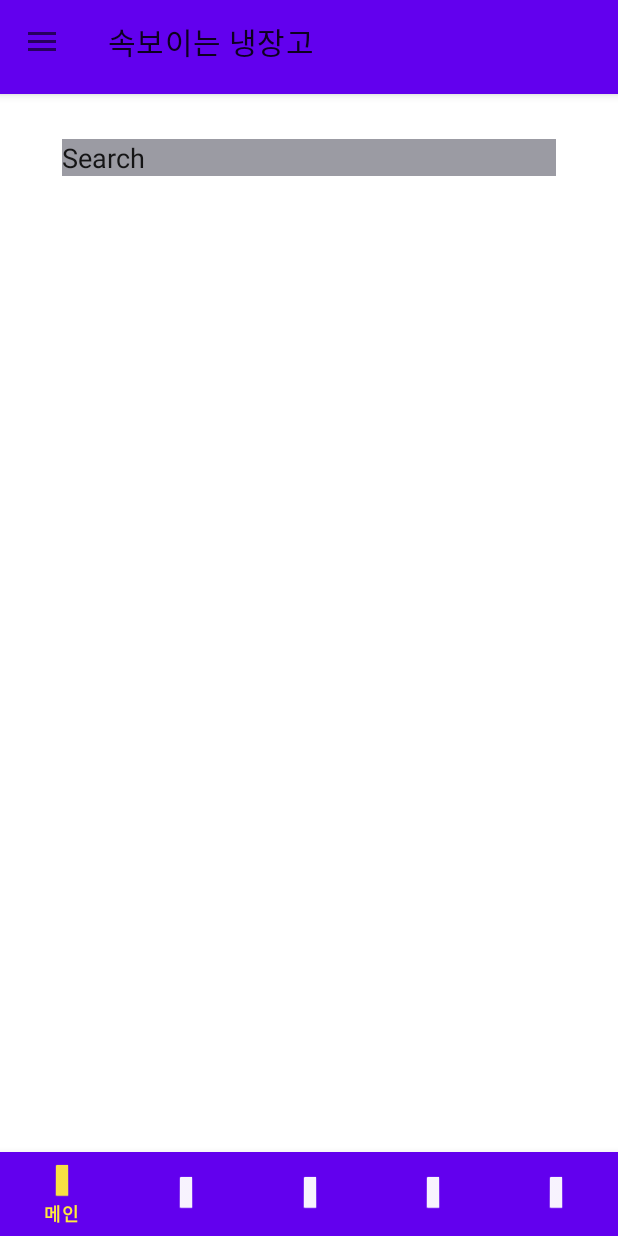
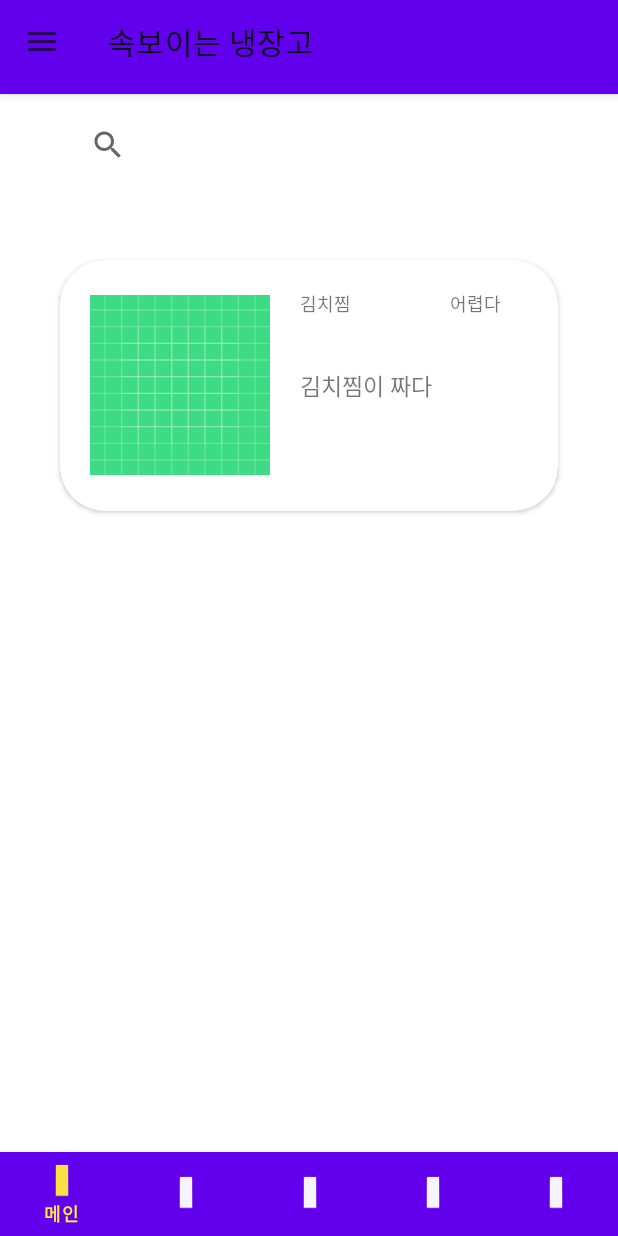
Before and after one commit to meerkatjin/ateam_app, an Android app: the fragment RecipeFragment placed in its activity, on a phone screen of 412 x 824 dp. Run offline under Robolectric (Android 15) with nearby library versions, the phone set to English and light mode, and no system bars.

Commit message:
레시피 리스트 추가

```diff
--- a/Ateam_app/app/src/main/java/com/example/ateam_app/MangeTipPackage/ManageTipAddapter.java
+++ b/Ateam_app/app/src/main/java/com/example/ateam_app/MangeTipPackage/ManageTipAddapter.java
@@ -38,7 +38,7 @@ public class ManageTipAddapter extends RecyclerView.Adapter<ManageTipAddapter.Cu
     }
 
 
-    //추가 될떄 생명주기
+    //추가 될 때 생명주기
     @Override
     public void onBindViewHolder(@NonNull ManageTipAddapter.CustomViewHolder holder, int position) {
         holder.manage_tip_img.setImageResource(dtos.get(position).getManage_tip_img());
--- a/Ateam_app/app/src/main/java/com/example/ateam_app/MangeTipPackage/ManageTipFragment.java
+++ b/Ateam_app/app/src/main/java/com/example/ateam_app/MangeTipPackage/ManageTipFragment.java
@@ -28,9 +28,8 @@ public class ManageTipFragment extends Fragment  {
     private ManagaeDTO dto;
     private ArrayList<ManagaeDTO> dtos;
     private RecyclerView recyclerView;
-    private RecyclerView.Adapter mAdapter;
     private RecyclerView.LayoutManager mLayoutManager;
-    private LinearLayoutManager linearLayoutManager;
+
 
 
     public ManageTipFragment() {
@@ -52,7 +51,7 @@ public class ManageTipFragment extends Fragment  {
     public View onCreateView(LayoutInflater inflater, ViewGroup container,
                              Bundle savedInstanceState) {
 
-        ViewGroup viewGroup = (ViewGroup) inflater.inflate(R.layout.fragment_manage_tip, container, false);
+             ViewGroup viewGroup = (ViewGroup) inflater.inflate(R.layout.fragment_manage_tip, container, false);
 
 
 
@@ -67,7 +66,7 @@ public class ManageTipFragment extends Fragment  {
             addapter = new ManageTipAddapter(dtos);
             recyclerView.setAdapter(addapter);
 
-            Button manage_tip_btn = viewGroup.findViewById(R.id.manage_tip_btn);
+
 
             dto = new ManagaeDTO("봄", "봄에는 굽네 치킨먹으로 가자", R.drawable.ic_launcher_background);
             dtos.add(dto);
--- a/Ateam_app/app/src/main/java/com/example/ateam_app/RecipeFragment.java
+++ /dev/null
@@ -1,64 +0,0 @@
-package com.example.ateam_app;
-
-import android.os.Bundle;
-
-import androidx.fragment.app.Fragment;
-
-import android.view.LayoutInflater;
-import android.view.View;
-import android.view.ViewGroup;
-
-/**
- * A simple {@link Fragment} subclass.
- * Use the {@link RecipeFragment#newInstance} factory method to
- * create an instance of this fragment.
- */
-public class RecipeFragment extends Fragment {
-
-    // TODO: Rename parameter arguments, choose names that match
-    // the fragment initialization parameters, e.g. ARG_ITEM_NUMBER
-    private static final String ARG_PARAM1 = "param1";
-    private static final String ARG_PARAM2 = "param2";
-
-    // TODO: Rename and change types of parameters
-    private String mParam1;
-    private String mParam2;
-
-    public RecipeFragment() {
-        // Required empty public constructor
-    }
-
-    /**
-     * Use this factory method to create a new instance of
-     * this fragment using the provided parameters.
-     *
-     * @param param1 Parameter 1.
-     * @param param2 Parameter 2.
-     * @return A new instance of fragment RecipeFragment.
-     */
-    // TODO: Rename and change types and number of parameters
-    public static RecipeFragment newInstance(String param1, String param2) {
-        RecipeFragment fragment = new RecipeFragment();
-        Bundle args = new Bundle();
-        args.putString(ARG_PARAM1, param1);
-        args.putString(ARG_PARAM2, param2);
-        fragment.setArguments(args);
-        return fragment;
-    }
-
-    @Override
-    public void onCreate(Bundle savedInstanceState) {
-        super.onCreate(savedInstanceState);
-        if (getArguments() != null) {
-            mParam1 = getArguments().getString(ARG_PARAM1);
-            mParam2 = getArguments().getString(ARG_PARAM2);
-        }
-    }
-
-    @Override
-    public View onCreateView(LayoutInflater inflater, ViewGroup container,
-                             Bundle savedInstanceState) {
-        // Inflate the layout for this fragment
-        return inflater.inflate(R.layout.fragment_recipe, container, false);
-    }
-}
--- /dev/null
+++ b/Ateam_app/app/src/main/java/com/example/ateam_app/RecipiFragment/RecipeAddapter.java
@@ -0,0 +1,67 @@
+package com.example.ateam_app.RecipiFragment;
+
+import android.view.LayoutInflater;
+import android.view.View;
+import android.view.ViewGroup;
+import android.widget.ImageView;
+import android.widget.TextView;
+
+import androidx.annotation.NonNull;
+import androidx.recyclerview.widget.RecyclerView;
+
+import com.example.ateam_app.R;
+
+import java.util.ArrayList;
+
+public class RecipeAddapter extends RecyclerView.Adapter<RecipeAddapter.CustomViewHolder> {
+    private ArrayList<RecipeDTO> dtos;
+
+    public RecipeAddapter(ArrayList<RecipeDTO> dtos) {
+        this.dtos = dtos;
+    }
+
+    //생성주기
+    @NonNull
+    @Override
+    public CustomViewHolder onCreateViewHolder(@NonNull ViewGroup parent, int viewType) {
+        View view = LayoutInflater.from(parent.getContext()).inflate(R.layout.fragment_recipe_item, parent, false);
+        CustomViewHolder holder = new CustomViewHolder(view);
+
+        return holder;
+    }
+
+    //추가 될 때 생명주기
+    @Override
+    public void onBindViewHolder(@NonNull CustomViewHolder holder, int position) {
+        holder.recipe_nm_ko.setText(dtos.get(position).getRecipe_nm_ko());
+        holder.sumry.setText(dtos.get(position).getSumry());
+        holder.level_nm.setText(dtos.get(position).getLevel_nm());
+        holder.img_url.setImageResource(dtos.get(position).getImg_url());
+
+        //레시피 클릭하면 레시피 서브로 이동
+
+
+    }
+
+    @Override
+    public int getItemCount() {
+        return (null != dtos ? dtos.size() : 0);
+    }
+
+    public class CustomViewHolder extends RecyclerView.ViewHolder {
+        protected TextView recipe_nm_ko;
+        protected TextView sumry;
+        protected TextView level_nm;
+        protected ImageView img_url;
+
+
+        public CustomViewHolder(@NonNull View itemView) {
+            super(itemView);
+            this.recipe_nm_ko  = (TextView) itemView.findViewById(R.id.recipe_nm_ko);
+            this.sumry = (TextView) itemView.findViewById(R.id.sumry);
+            this.level_nm = (TextView) itemView.findViewById(R.id.level_nm);
+            this.img_url = (ImageView) itemView.findViewById(R.id.img_url);
+
+        }
+    }
+}
--- /dev/null
+++ b/Ateam_app/app/src/main/java/com/example/ateam_app/RecipiFragment/RecipeDTO.java
@@ -0,0 +1,47 @@
+package com.example.ateam_app.RecipiFragment;
+
+public class RecipeDTO {
+    String recipe_nm_ko;     //레시피 제목
+    String sumry;            //간략소개
+    String level_nm;         //난이도
+    int img_url;             //대표 이미지 주소
+
+    public RecipeDTO(String recipe_nm_ko, String sumry, String level_nm, int img_url) {
+        this.recipe_nm_ko = recipe_nm_ko;
+        this.sumry = sumry;
+        this.level_nm = level_nm;
+        this.img_url = img_url;
+    }
+
+    public String getRecipe_nm_ko() {
+        return recipe_nm_ko;
+    }
+
+    public void setRecipe_nm_ko(String recipe_nm_ko) {
+        this.recipe_nm_ko = recipe_nm_ko;
+    }
+
+    public String getSumry() {
+        return sumry;
+    }
+
+    public void setSumry(String sumry) {
+        this.sumry = sumry;
+    }
+
+    public String getLevel_nm() {
+        return level_nm;
+    }
+
+    public void setLevel_nm(String level_nm) {
+        this.level_nm = level_nm;
+    }
+
+    public int getImg_url() {
+        return img_url;
+    }
+
+    public void setImg_url(int img_url) {
+        this.img_url = img_url;
+    }
+}
--- /dev/null
+++ b/Ateam_app/app/src/main/java/com/example/ateam_app/RecipiFragment/RecipeFragment.java
@@ -0,0 +1,69 @@
+package com.example.ateam_app.RecipiFragment;
+
+import android.content.Context;
+import android.os.Bundle;
+
+import androidx.fragment.app.Fragment;
+import androidx.recyclerview.widget.LinearLayoutManager;
+import androidx.recyclerview.widget.RecyclerView;
+
+import android.view.LayoutInflater;
+import android.view.View;
+import android.view.ViewGroup;
+
+import com.example.ateam_app.MangeTipPackage.ManagaeDTO;
+import com.example.ateam_app.MangeTipPackage.ManageTipAddapter;
+import com.example.ateam_app.R;
+
+import java.util.ArrayList;
+
+
+public class RecipeFragment extends Fragment {
+    private RecipeAddapter addapter;
+    private RecipeDTO dto;
+    private ArrayList<RecipeDTO> dtos;
+    private RecyclerView recyclerView;
+    private RecyclerView.LayoutManager mLayoutManager;
+
+
+
+
+    @Override
+    public void onCreate(Bundle savedInstanceState) {
+        super.onCreate(savedInstanceState);
+
+
+
+
+    }
+
+    @Override
+    public View onCreateView(LayoutInflater inflater, ViewGroup container,
+                             Bundle savedInstanceState) {
+
+        ViewGroup viewGroup = (ViewGroup) inflater.inflate(R.layout.fragment_recipe, container, false);
+        Context context = viewGroup.getContext();
+        recyclerView = (RecyclerView) viewGroup.findViewById(R.id.recipeRecycleView);
+
+        mLayoutManager = new LinearLayoutManager(context);
+        recyclerView.setLayoutManager(mLayoutManager);
+
+        dtos = new ArrayList<>();
+
+        addapter = new RecipeAddapter(dtos);
+        recyclerView.setAdapter(addapter);
+
+
+        dto = new RecipeDTO("김치찜", "김치찜이 짜다", "어렵다", R.drawable.ic_launcher_background);
+        dtos.add(dto);
+        addapter.notifyDataSetChanged();
+
+
+
+
+
+        return viewGroup;
+    }
+
+
+}
--- a/Ateam_app/app/src/main/res/layout/fragment_manage_tip.xml
+++ b/Ateam_app/app/src/main/res/layout/fragment_manage_tip.xml
@@ -34,17 +34,6 @@
                 android:layout_marginEnd="46dp"
                 android:layout_marginRight="46dp" />
 
-            <Button
-                android:id="@+id/manage_tip_btn"
-                android:layout_width="32dp"
-                android:layout_height="26dp"
-                android:layout_alignParentStart="true"
-                android:layout_alignParentLeft="true"
-                android:layout_alignParentTop="true"
-                android:layout_marginStart="0dp"
-                android:layout_marginLeft="0dp"
-                android:layout_marginTop="22dp"
-                android:text="추가" />
         </RelativeLayout>
 
     </LinearLayout>
--- a/Ateam_app/app/src/main/res/layout/fragment_recipe.xml
+++ b/Ateam_app/app/src/main/res/layout/fragment_recipe.xml
@@ -3,10 +3,12 @@
     xmlns:tools="http://schemas.android.com/tools"
     android:layout_width="match_parent"
     android:layout_height="match_parent"
+    android:background="#FFFFFF"
     android:orientation="vertical"
+
+
     android:weightSum="10"
-
-    tools:context=".RecipeFragment">
+    tools:context=".MangeTipPackage.ManageTipFragment">
 
     //검색창
 
@@ -20,25 +22,18 @@
             android:layout_width="match_parent"
             android:layout_height="match_parent">
 
-            <EditText
-                android:id="@+id/editTextFoodName"
-                android:layout_width="329dp"
-                android:layout_height="wrap_content"
+            <SearchView
+                android:id="@+id/recipeTipSearch"
+                android:layout_width="318dp"
+                android:layout_height="32dp"
 
-                android:layout_alignParentStart="true"
-                android:layout_alignParentLeft="true"
                 android:layout_alignParentTop="true"
                 android:layout_alignParentEnd="true"
                 android:layout_alignParentRight="true"
-                android:layout_marginStart="41dp"
-                android:layout_marginLeft="41dp"
-                android:layout_marginTop="30dp"
-                android:layout_marginEnd="41dp"
-                android:layout_marginRight="41dp"
-                android:background="#9B9BA3"
-                android:ems="20"
-                android:inputType="text"
-                android:text="Search" />
+                android:layout_marginTop="18dp"
+                android:layout_marginEnd="46dp"
+                android:layout_marginRight="46dp" />
+
         </RelativeLayout>
 
     </LinearLayout>
@@ -49,9 +44,15 @@
         android:layout_width="match_parent"
         android:layout_height="match_parent"
         android:layout_weight="1"
-        android:orientation="vertical">
+        android:orientation="horizontal"
+        android:padding="20dp"
+        >
+
+
+
 
         <androidx.recyclerview.widget.RecyclerView
+            android:id="@+id/recipeRecycleView"
             android:layout_width="match_parent"
             android:layout_height="match_parent">
 
--- /dev/null
+++ b/Ateam_app/app/src/main/res/layout/fragment_recipe_item.xml
@@ -0,0 +1,63 @@
+<?xml version="1.0" encoding="utf-8"?>
+<androidx.cardview.widget.CardView xmlns:android="http://schemas.android.com/apk/res/android"
+    xmlns:app="http://schemas.android.com/apk/res-auto"
+    android:orientation="vertical"
+    android:background="#fff"
+    android:layout_width="match_parent"
+    android:layout_height="wrap_content"
+    android:layout_margin="20dp"
+    app:cardCornerRadius="30dp">
+
+    <LinearLayout
+        android:id="@+id/recipe_item_layout"
+        android:layout_width="match_parent"
+        android:layout_height="167dp"
+        android:orientation="horizontal"
+        android:padding="20dp">
+
+        <ImageView
+            android:id="@+id/img_url"
+            android:layout_width="120dp"
+            android:layout_height="120dp"
+            android:layout_gravity="center_vertical"
+            android:src="@mipmap/ic_launcher" />
+
+            <FrameLayout
+                android:layout_width="match_parent"
+                android:layout_height="match_parent">
+
+                //간략 소개
+                <TextView
+                    android:id="@+id/sumry"
+                    android:layout_width="wrap_content"
+                    android:layout_height="wrap_content"
+                    android:layout_gravity="center_vertical"
+                    android:layout_marginStart="20dp"
+                    android:layout_marginLeft="20dp"
+                    android:textSize="15sp" />
+
+                //레시피 이름
+                <TextView
+                    android:id="@+id/recipe_nm_ko"
+                    android:layout_width="80dp"
+                    android:layout_height="20dp"
+                    android:layout_gravity="top"
+                    android:layout_marginStart="20dp"
+                    android:layout_marginLeft="20dp"
+                    android:textSize="12sp" />
+
+                //난이도
+                <TextView
+                    android:id="@+id/level_nm"
+                    android:layout_width="80dp"
+                    android:layout_height="20dp"
+                    android:layout_gravity="top"
+                    android:layout_marginStart="120dp"
+                    android:layout_marginLeft="20dp"
+                    android:textSize="12sp" />
+
+          </FrameLayout>
+
+    </LinearLayout>
+
+</androidx.cardview.widget.CardView>
--- a/Ateam_app/app/src/main/res/layout/fragment_recipe_sub.xml
+++ b/Ateam_app/app/src/main/res/layout/fragment_recipe_sub.xml
@@ -1,29 +1,40 @@
 <?xml version="1.0" encoding="utf-8"?>
-<androidx.core.widget.NestedScrollView xmlns:android="http://schemas.android.com/apk/res/android"
+<LinearLayout xmlns:android="http://schemas.android.com/apk/res/android"
     xmlns:app="http://schemas.android.com/apk/res-auto"
     xmlns:tools="http://schemas.android.com/tools"
     android:layout_width="match_parent"
     android:layout_height="match_parent"
+    tools:context=".RecipeSubFragment"
+    android:orientation="vertical"
+    >
 
-    tools:context=".RecipeSubFragment">
+    <RelativeLayout
+        android:layout_width="match_parent"
+        android:layout_height="match_parent"
+        android:orientation="vertical"
+        android:padding="20dp">
 
-    <LinearLayout
-        android:layout_width="match_parent"
-        android:layout_height="wrap_content"
-        android:orientation="vertical">
+        <ImageView
+            android:layout_width="100dp"
+            android:layout_height="100dp"
+            android:layout_alignParentTop="true"
+            android:layout_marginTop="20dp" />
 
-        <RelativeLayout
-            android:layout_width="match_parent"
-            android:layout_height="match_parent"
-            android:layout_margin="10dp">
+        <TextView
+            android:layout_width="232dp"
+            android:layout_height="99dp"
 
-            <TextView
-                android:id="@+id/tvRecipe"
-                android:layout_width="wrap_content"
-                android:layout_height="wrap_content" />
 
-        </RelativeLayout>
+            android:layout_alignParentTop="true"
+            android:layout_alignParentEnd="true"
+            android:layout_alignParentRight="true"
+            android:layout_marginTop="20dp"
+            android:layout_marginEnd="20dp"
+            android:layout_marginRight="20dp"
+            android:text="내용"
+            />
 
-    </LinearLayout>
 
-</androidx.core.widget.NestedScrollView>
+    </RelativeLayout>
+
+</LinearLayout>
```
Also changed, not shown: Ateam_app/app/src/main/java/com/example/ateam_app/MainActivity.java (+1 -7 lines).
